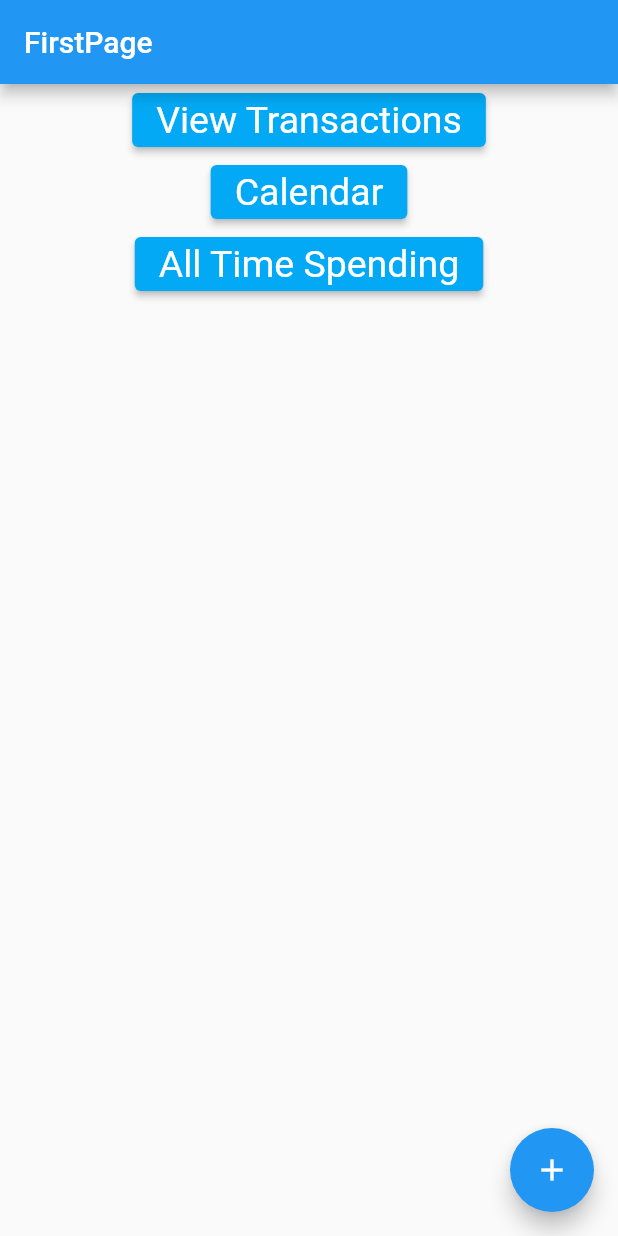
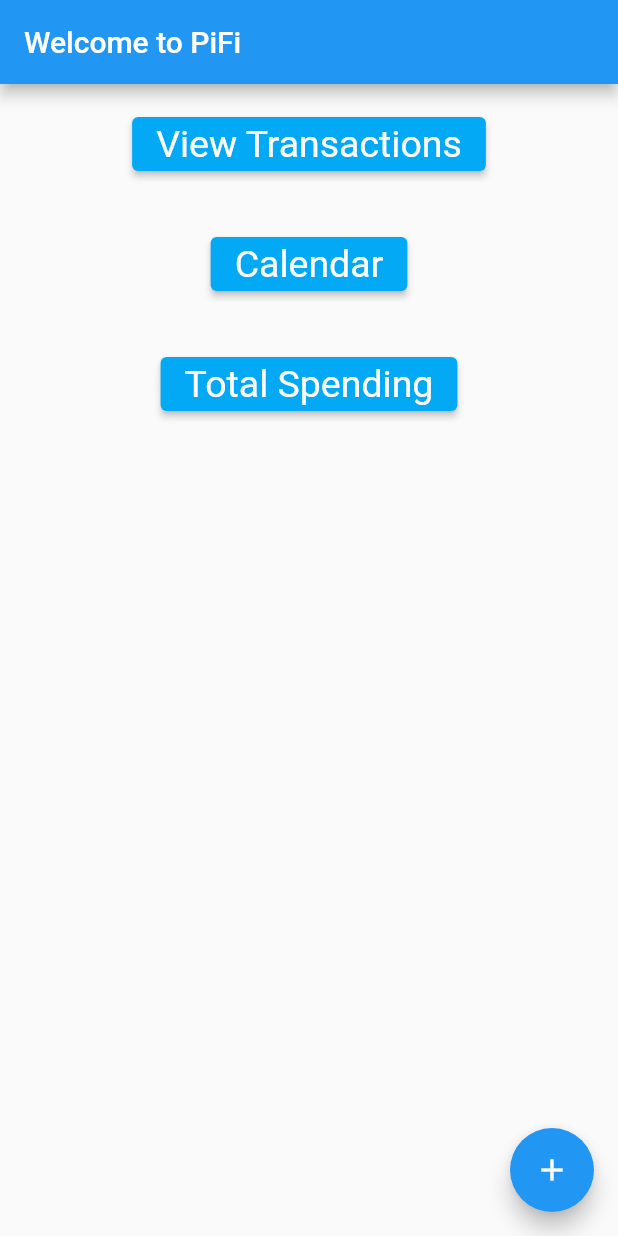
Before and after one commit to Lamb-Stack/PiFi, a Flutter app: the screen it shows after launch, on a phone screen of 412 x 824 dp. Run offline on Flutter 3.47's test engine with Material 2 defaults, Android fonts, the light colour scheme and no system bars; our stand-ins replace currency_text_input_formatter, fl_chart, table_calendar.

Commit message:
final changes

```diff
--- a/lib/main.dart
+++ b/lib/main.dart
@@ -22,7 +22,7 @@ class MyApp extends StatelessWidget {
       theme: ThemeData(
         primarySwatch: Colors.blue,
       ),
-      home: const FirstPage(title: 'FirstPage'),
+      home: const FirstPage(title: 'Welcome to PiFi'),
     );
   }
 }
@@ -41,7 +41,9 @@ class FirstPage extends StatelessWidget {
         // in the middle of the parent.
         child: Column(
           children: [
-            ElevatedButton(
+            Padding(
+              padding: const EdgeInsets.symmetric(vertical: 16.0),
+              child: ElevatedButton(
                 child: const Text("View Transactions"),
                 style: ElevatedButton.styleFrom(
                     primary: Colors.lightBlue,
@@ -57,7 +59,10 @@ class FirstPage extends StatelessWidget {
                   }));
                 },
               ),
-            ElevatedButton(
+            ),
+            Padding(
+              padding: const EdgeInsets.symmetric(vertical: 16.0),
+              child: ElevatedButton(
                 child: const Text("Calendar"),
                 style: ElevatedButton.styleFrom(
                     primary: Colors.lightBlue,
@@ -73,8 +78,11 @@ class FirstPage extends StatelessWidget {
                   }));
                 },
               ),
-            ElevatedButton(
-              child: const Text("All Time Spending"),
+            ),
+            Padding(
+              padding: const EdgeInsets.symmetric(vertical: 16.0),
+              child: ElevatedButton(
+                child: const Text("Total Spending"),
                 style: ElevatedButton.styleFrom(
                     primary: Colors.lightBlue,
                     side: BorderSide(color: Colors.black, width: 50),
@@ -91,6 +99,7 @@ class FirstPage extends StatelessWidget {
                   }));
                 },
               ),
+            ),
           ],
         ),
       ),
```
Lines whose indentation alone changed are shown as unchanged.
